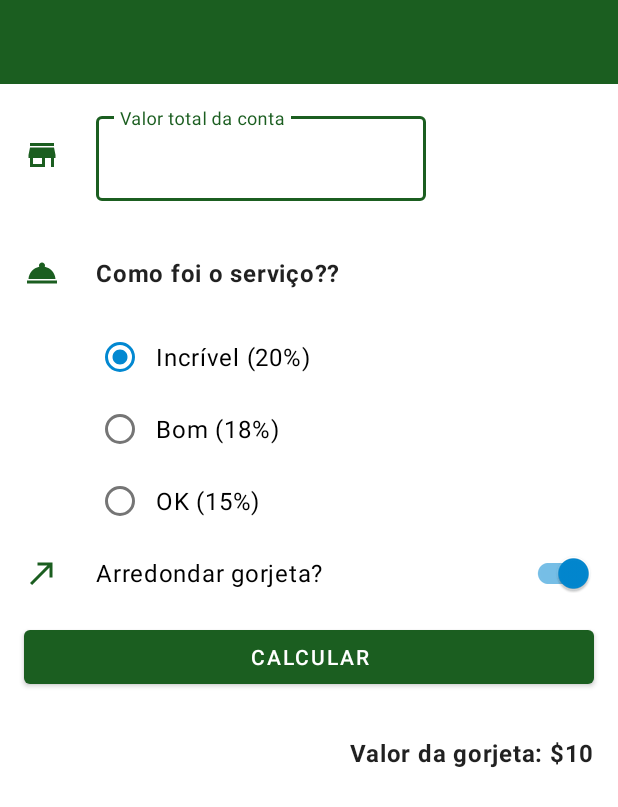
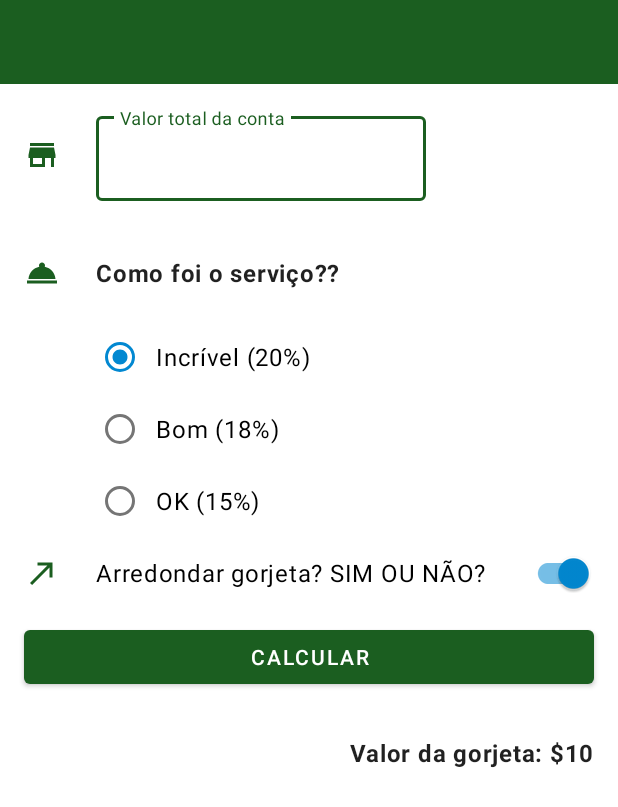
Before and after one commit to William-Sobrinho-Geraldo/Calculador-Gorjetas, an Android app: the layout activity_main.xml on its own in the app's theme, with its tools: preview values and no code run, on a phone screen of 412 x 824 dp. Shown: the top 807 px of the screen. Run offline under Robolectric (Android 15) with nearby library versions, the light colour scheme and no system bars.

Commit message:
Update strings.xml

```diff
--- a/Calculador-Gorjetas/app/src/main/res/values/strings.xml
+++ b/Calculador-Gorjetas/app/src/main/res/values/strings.xml
@@ -13,7 +13,7 @@
 
     <string name="ok_service">OK (15%)</string>
 
-    <string name="round_up_tip">Arredondar gorjeta?</string>
+    <string name="round_up_tip">Arredondar gorjeta? SIM OU NÃO?</string>
 
     <string name="calculate">Calcular</string>
 
```
